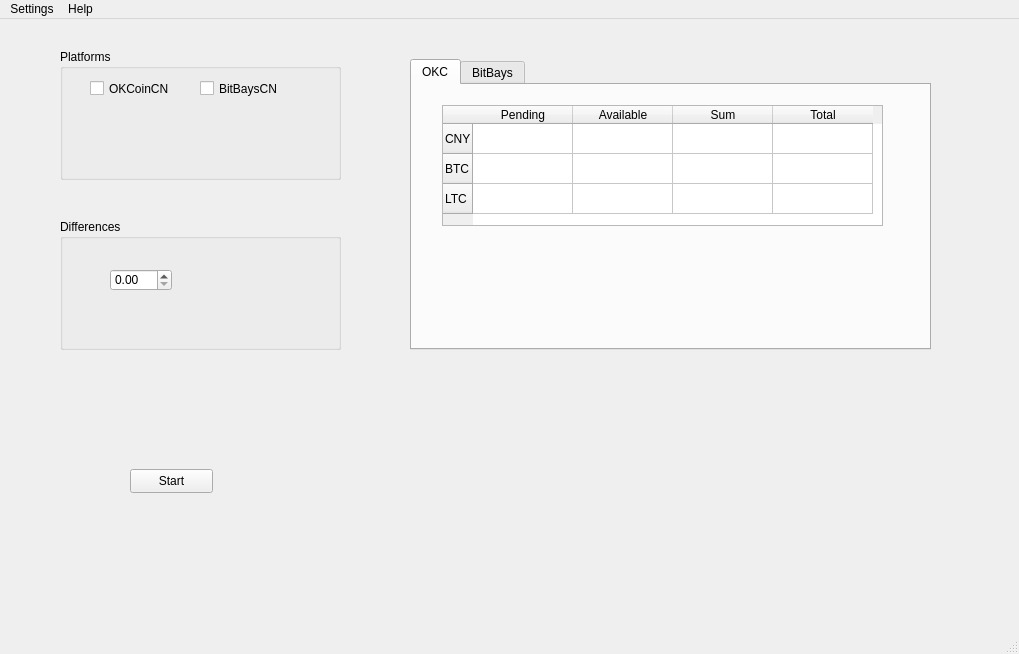
Before: the Qt Designer form arbitrage.ui in hongxuchen/arbitrage-py, drawn with Qt 5.
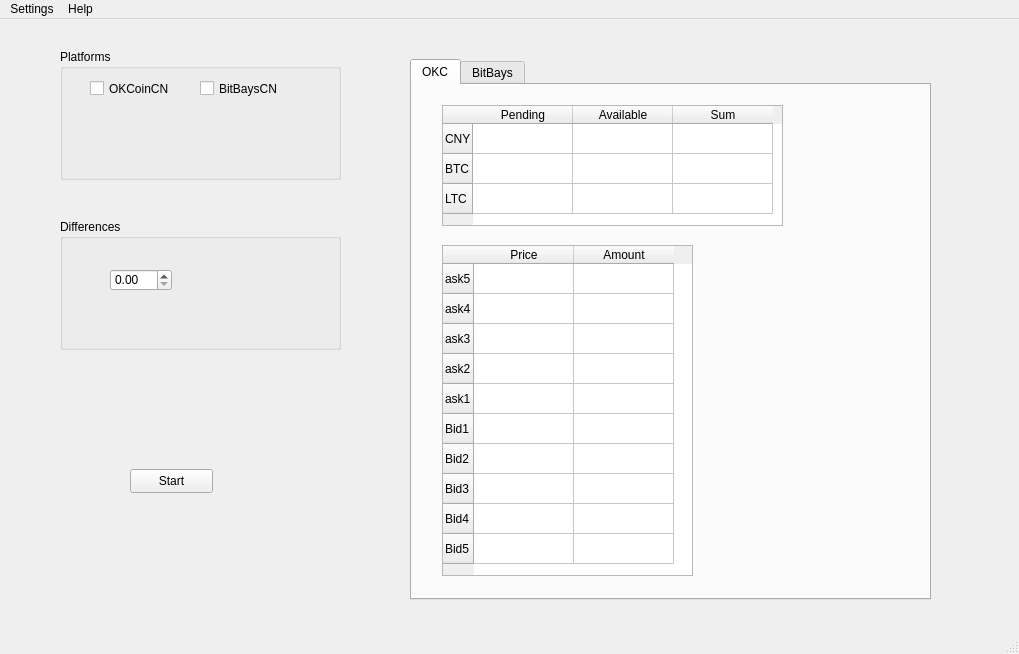
After: the same form once the commit is applied.

What changed in the file:
```diff
--- a/arbitrage.ui
+++ b/arbitrage.ui
@@ -59,7 +59,7 @@
       <x>410</x>
       <y>40</y>
       <width>521</width>
-      <height>291</height>
+      <height>541</height>
      </rect>
     </property>
     <property name="currentIndex">
@@ -74,7 +74,7 @@
        <rect>
         <x>30</x>
         <y>20</y>
-        <width>441</width>
+        <width>341</width>
         <height>121</height>
        </rect>
       </property>
@@ -108,9 +108,74 @@
         <string>Sum</string>
        </property>
       </column>
+     </widget>
+     <widget class="QTableWidget" name="okc_ask_bid_table">
+      <property name="geometry">
+       <rect>
+        <x>30</x>
+        <y>160</y>
+        <width>251</width>
+        <height>331</height>
+       </rect>
+      </property>
+      <row>
+       <property name="text">
+        <string>ask5</string>
+       </property>
+      </row>
+      <row>
+       <property name="text">
+        <string>ask4</string>
+       </property>
+      </row>
+      <row>
+       <property name="text">
+        <string>ask3</string>
+       </property>
+      </row>
+      <row>
+       <property name="text">
+        <string>ask2</string>
+       </property>
+      </row>
+      <row>
+       <property name="text">
+        <string>ask1</string>
+       </property>
+      </row>
+      <row>
+       <property name="text">
+        <string>Bid1</string>
+       </property>
+      </row>
+      <row>
+       <property name="text">
+        <string>Bid2</string>
+       </property>
+      </row>
+      <row>
+       <property name="text">
+        <string>Bid3</string>
+       </property>
+      </row>
+      <row>
+       <property name="text">
+        <string>Bid4</string>
+       </property>
+      </row>
+      <row>
+       <property name="text">
+        <string>Bid5</string>
+       </property>
+      </row>
       <column>
        <property name="text">
-        <string>Total</string>
+        <string>Price</string>
+       </property>
+      </column>
+      <column>
+       <property name="text">
+        <string>Amount</string>
        </property>
       </column>
      </widget>
```
Left out of the diff: 2 changed lines with no effect on the pictures.
